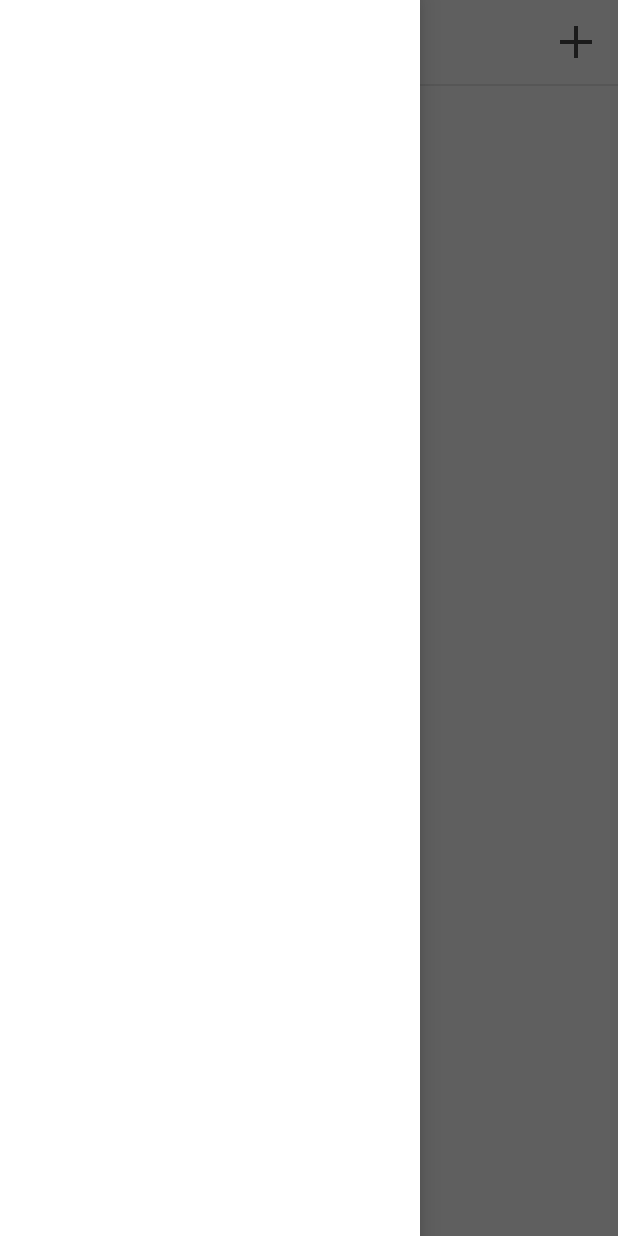
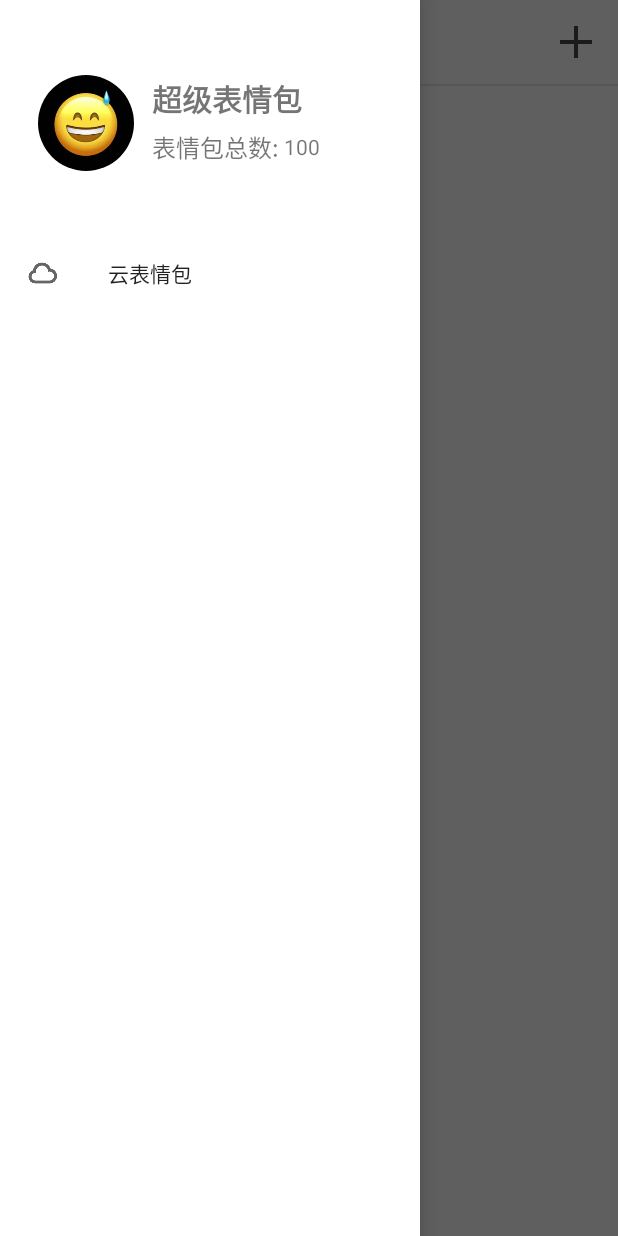
Before and after one commit to Hua-Guan/MyEmoji, an Android app: the screen it shows after launch (MainActivity), with the side drawer open, on a phone screen of 412 x 824 dp. Run offline under Robolectric (Android 15) with nearby library versions, the phone set to English and light mode, and no system bars; our stand-ins replace Room's generated code, navigation-ui.

Commit message:
更新左边的抽屉式view

```diff
--- a/app/src/main/java/pri/guanhua/myemoji/MainActivity.java
+++ b/app/src/main/java/pri/guanhua/myemoji/MainActivity.java
@@ -14,6 +14,7 @@ import android.view.View;
 import android.view.WindowManager;
 import android.widget.EditText;
 import android.widget.FrameLayout;
+import android.widget.ImageView;
 import android.widget.Toast;
 
 import androidx.annotation.NonNull;
@@ -54,6 +55,8 @@ public class MainActivity extends AppCompatActivity {
     private final Handler mHandler = new Handler(Looper.myLooper());
     //viewModel
     private AppViewModel mAppViewModel = null;
+    //左边抽屉view
+    NavigationView navView = null;
     /**
      * 当用户在emoji_album页面时，工具栏的添加按钮会添加收藏夹；
      * 当用户在emojis页面时，工具栏的添加按钮会进入浏览系统图片页面。
@@ -69,6 +72,10 @@ public class MainActivity extends AppCompatActivity {
         initView();
         setToolbar();
         setUserPositionObserver();
+        //设置用户头像
+        setUserAvatar();
+        //设置左边抽屉式view的菜单的item的监听
+        setNavigationItemSelectedListener();
     }
 
     private void initView(){
@@ -99,7 +106,7 @@ public class MainActivity extends AppCompatActivity {
                 .setOpenableLayout(mDrawerLayout).build();
         NavigationUI.setupWithNavController(mToolbar, navController, build);
         //把抽屉和导航图绑定
-        NavigationView navView = findViewById(R.id.left_drawer);
+        navView = findViewById(R.id.left_drawer);
         NavigationUI.setupWithNavController(navView, navController);
     }
 
@@ -259,4 +266,22 @@ public class MainActivity extends AppCompatActivity {
         }
         mAppViewModel.getUserAlbumListMutableLiveData().setValue(list);
     }
+
+    private void setUserAvatar(){
+        ImageView avatar = navView.getHeaderView(0).findViewById(R.id.user_avatar);
+        avatar.setClipToOutline(true);
+    }
+
+    private void setNavigationItemSelectedListener(){
+        navView.setNavigationItemSelectedListener(new NavigationView.OnNavigationItemSelectedListener() {
+            @Override
+            public boolean onNavigationItemSelected(@NonNull MenuItem item) {
+                if (item.getItemId() == R.id.cloud_emoji){
+                    Toast.makeText(getApplicationContext(), "测试", Toast.LENGTH_SHORT).show();
+                }
+                return false;
+            }
+        });
+    }
+
 }
--- /dev/null
+++ b/app/src/main/res/drawable/shape_round.xml
@@ -0,0 +1,9 @@
+<?xml version="1.0" encoding="utf-8"?>
+<shape xmlns:android="http://schemas.android.com/apk/res/android"
+    android:shape="oval">
+
+    <size android:width="80dp" android:height="80dp"/>
+
+
+
+</shape>
--- a/app/src/main/res/layout/activity_main.xml
+++ b/app/src/main/res/layout/activity_main.xml
@@ -41,6 +41,8 @@
         android:layout_gravity="left"
         android:choiceMode="singleChoice"
         android:fitsSystemWindows="true"
+        app:headerLayout="@layout/nav_header"
+        app:menu="@menu/activity_main_drawer"
         android:background="@android:color/white"
         tools:ignore="RtlHardcoded" />
 
--- /dev/null
+++ b/app/src/main/res/layout/nav_header.xml
@@ -0,0 +1,71 @@
+<?xml version="1.0" encoding="utf-8"?>
+<LinearLayout xmlns:android="http://schemas.android.com/apk/res/android"
+    android:orientation="vertical"
+    android:layout_width="match_parent"
+    android:layout_height="150dp">
+
+ <LinearLayout
+     android:layout_width="match_parent"
+     android:layout_height="64dp"
+     android:layout_marginTop="50dp"
+     android:orientation="horizontal">
+
+  <ImageView
+      android:id="@+id/user_avatar"
+      android:layout_width="64dp"
+      android:layout_height="64dp"
+      android:clipToOutline="true"
+      android:layout_marginLeft="25dp"
+      android:background="@drawable/shape_round"
+      android:src="@drawable/ic_default_album"/>
+
+  <LinearLayout
+      android:layout_width="match_parent"
+      android:layout_height="match_parent"
+      android:orientation="vertical">
+
+  <LinearLayout
+      android:layout_width="match_parent"
+      android:layout_height="32dp">
+
+   <TextView
+       android:id="@+id/user_name"
+       android:layout_width="match_parent"
+       android:layout_height="match_parent"
+       android:text="超级表情包"
+       android:textSize="20dp"
+       android:paddingStart="12dp"
+       android:gravity="center_vertical"
+       android:textStyle="bold"/>
+
+  </LinearLayout>
+
+  <LinearLayout
+      android:layout_width="match_parent"
+      android:layout_height="32dp"
+      android:orientation="horizontal">
+
+   <TextView
+       android:id="@+id/text_emoji_count"
+       android:layout_width="100dp"
+       android:layout_height="match_parent"
+       android:text="表情包总数:"
+       android:textSize="16dp"
+       android:paddingLeft="12dp"
+       android:gravity="center_vertical"/>
+
+   <TextView
+       android:id="@+id/emojis_count"
+       android:layout_width="match_parent"
+       android:layout_height="match_parent"
+       android:text="100"
+       android:gravity="center_vertical"
+       android:textSize="14dp"/>
+
+  </LinearLayout>
+
+  </LinearLayout>
+
+ </LinearLayout>
+
+</LinearLayout>
--- /dev/null
+++ b/app/src/main/res/menu/activity_main_drawer.xml
@@ -0,0 +1,13 @@
+<?xml version="1.0" encoding="utf-8"?>
+<menu xmlns:android="http://schemas.android.com/apk/res/android">
+
+    <group android:checkableBehavior="single">
+
+        <item
+            android:id="@+id/cloud_emoji"
+            android:icon="@drawable/ic_cloud"
+            android:title="云表情包"/>
+
+    </group>
+
+</menu>
```
Also changed, not shown: app/src/main/res/drawable/ic_cloud.png (added).
